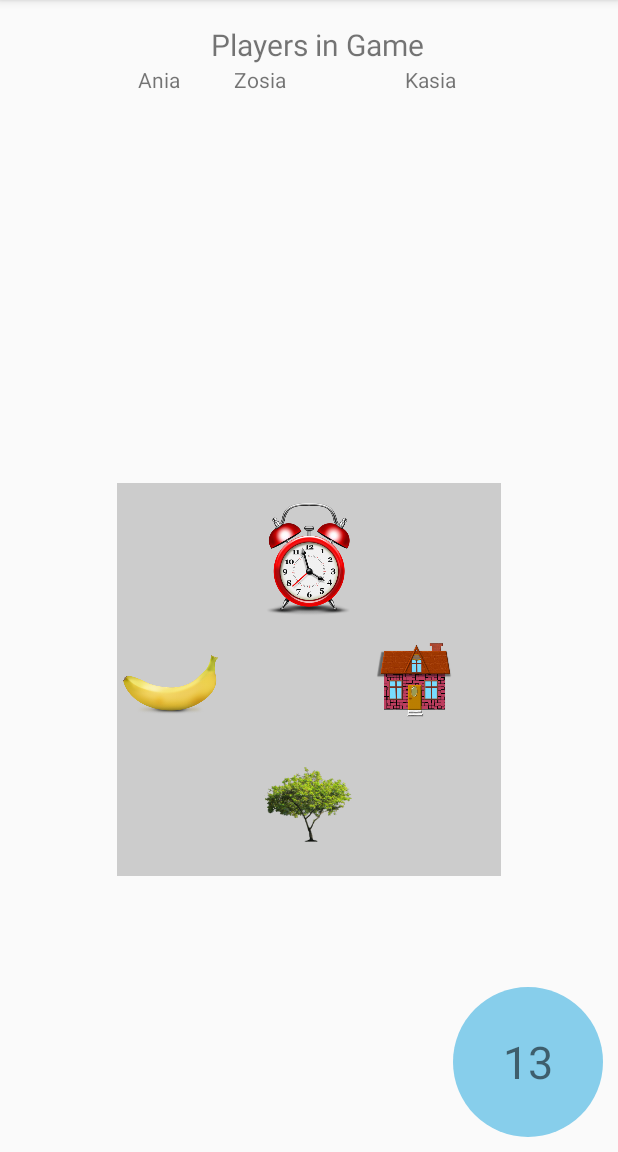
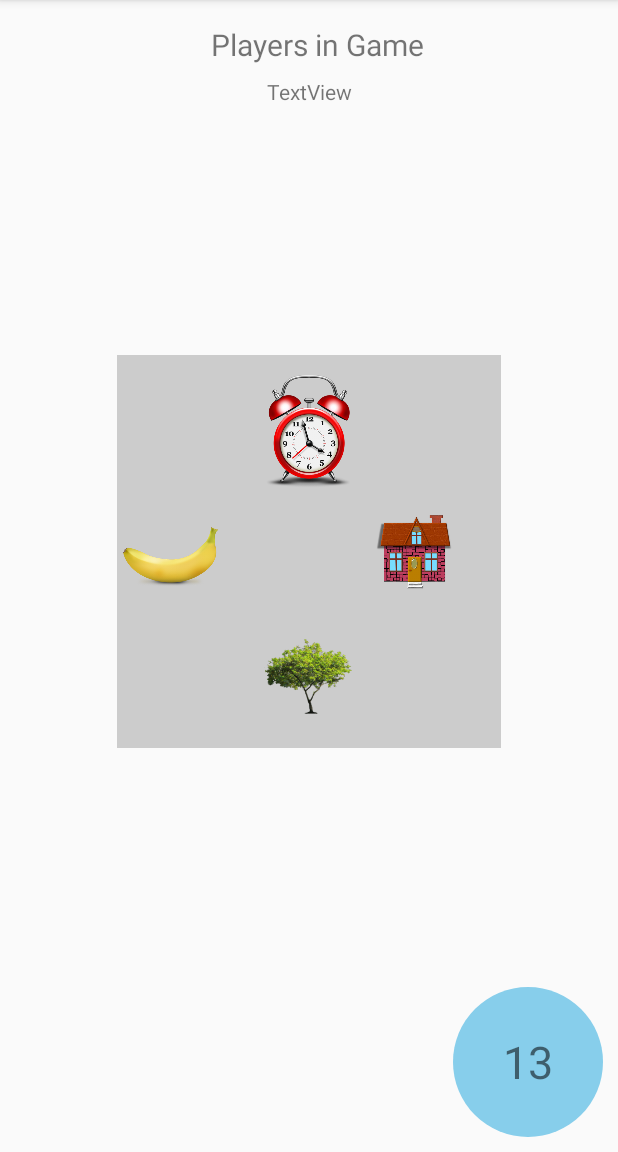
Before and after one commit to r-m-r-f/Dobble-android, an Android app: the PlayerGameActivity screen opened directly, with no data from a screen before it, on a phone screen of 412 x 824 dp, the part 84-1236 px from its top. Run offline under Robolectric (Android 15) with nearby library versions, the phone set to English and light mode, and no system bars; network calls fail; 4 statements that could not run were skipped.

Commit message:
freezes on play again

```diff
--- a/app/src/main/java/dobbleproject/dobble/ChoosingModeActivity.java
+++ b/app/src/main/java/dobbleproject/dobble/ChoosingModeActivity.java
@@ -22,18 +22,20 @@ public class ChoosingModeActivity extends AppCompatActivity {
         masterButton.setOnClickListener(new View.OnClickListener() {
             @Override
             public void onClick(View view) {
+//                finish();
+
                 Intent intent = new Intent(ChoosingModeActivity.this, ServerSetupActivity.class);
                 startActivity(intent);
-                finish();
             }
         });
 
         playerButton.setOnClickListener(new View.OnClickListener() {
             @Override
             public void onClick(View view) {
+                finish();
+
                 Intent intent = new Intent(ChoosingModeActivity.this, PlayerActivity.class);
                 startActivity(intent);
-                finish();
             }
         });
     }
--- a/app/src/main/java/dobbleproject/dobble/MessageType.java
+++ b/app/src/main/java/dobbleproject/dobble/MessageType.java
@@ -25,6 +25,7 @@ public class MessageType {
     public static final int END_GAME = 18;
     public static final int NEW_HAND = 19;
     public static final int GAME_SETUP = 20;
+    public static final int PLAYER_READY = 21;
 //    public static final int
 
 }
--- a/app/src/main/java/dobbleproject/dobble/Packet/PacketParser.java
+++ b/app/src/main/java/dobbleproject/dobble/Packet/PacketParser.java
@@ -34,6 +34,7 @@ public class PacketParser {
                 case "hand":
                     packet = new NewHandPacket(payload.getJSONArray("hand"));
                     break;
+                // TODO: Remove newTurn
                 case "newTurn":
                     packet = new NewTurnPacket(payload.getJSONArray("card"));
                     break;
@@ -55,6 +56,9 @@ public class PacketParser {
                 case "end":
                     packet = new EndGamePacket(payload.getInt("winner"));
                     break;
+                case "ready":
+                    packet = new PlayerReadyPacket(payload.getInt("number"));
+                    break;
 
             }
 
--- a/app/src/main/java/dobbleproject/dobble/Player/PlayerSocketReader.java
+++ b/app/src/main/java/dobbleproject/dobble/Player/PlayerSocketReader.java
@@ -124,6 +124,7 @@ public class PlayerSocketReader extends Thread {
     }
 
     public synchronized void quit() {
-        interrupt();
+        if (isAlive())
+            interrupt();
     }
 }
--- a/app/src/main/java/dobbleproject/dobble/PlayerActivity.java
+++ b/app/src/main/java/dobbleproject/dobble/PlayerActivity.java
@@ -32,12 +32,11 @@ public class PlayerActivity extends AppCompatActivity {
                 String playerName = playerNameBox.getText().toString();
 
                 if(!playerName.isEmpty()) {
+//                    finish();
                     Intent intent = new Intent(PlayerActivity.this, ServerSelectionActivity.class);
                     intent.putExtra("playerName", playerName);
                     startActivity(intent);
-                    finish();
                 }
-
             }
         });
     }
--- a/app/src/main/java/dobbleproject/dobble/Server/ServerGameSocketWriter.java
+++ b/app/src/main/java/dobbleproject/dobble/Server/ServerGameSocketWriter.java
@@ -91,7 +91,8 @@ public class ServerGameSocketWriter {
     }
 
     public void quit() {
-        thread.quit();
+        if (thread.isAlive())
+            thread.quitSafely();
     }
 
 }
--- a/app/src/main/java/dobbleproject/dobble/Server/ServerPlayersList.java
+++ b/app/src/main/java/dobbleproject/dobble/Server/ServerPlayersList.java
@@ -20,8 +20,7 @@ public class ServerPlayersList {
     public static synchronized void clearPlayers() throws IOException {
         // Close all sockets
         for(Player p : ServerPlayersList.players) {
-            SocketWrapper s = p.getReaderSocket();
-            s.close();
+            p.closeSockets();
         }
         ServerPlayersList.players.clear();
     }
--- a/app/src/main/java/dobbleproject/dobble/ServerActivity.java
+++ b/app/src/main/java/dobbleproject/dobble/ServerActivity.java
@@ -92,10 +92,11 @@ public class ServerActivity extends AppCompatActivity {
                         }
                         isJobRunning = false;
 
+                        finish();
+
                         Intent i = new Intent(ServerActivity.this, ServerGameActivity.class);
                         i.putExtra("numberOfPlayers", numberOfPlayers);
                         startActivity(i);
-                        finish();
                         break;
                     // TODO: Handle other message types
                 }
--- a/app/src/main/java/dobbleproject/dobble/ServerSelectionActivity.java
+++ b/app/src/main/java/dobbleproject/dobble/ServerSelectionActivity.java
@@ -132,6 +132,7 @@ public class ServerSelectionActivity extends AppCompatActivity {
                         break;
                     case MessageType.PLAYER_REGISTERED:
                         Log.d("player registered", ServerSelectionActivity.this.toString());
+                        finish();
                         //Start a new activity
                         Intent intent = new Intent(ServerSelectionActivity.this, PlayerGameActivity.class);
                         startActivity(intent);
@@ -164,6 +165,8 @@ public class ServerSelectionActivity extends AppCompatActivity {
         if(playerServerDiscovery != null && playerServerDiscovery.isAlive()) {
             playerServerDiscovery.quit();
         }
+
+        stopThreads();
     }
 
     private synchronized void stopThreads() {
--- a/app/src/main/java/dobbleproject/dobble/ServerSetupActivity.java
+++ b/app/src/main/java/dobbleproject/dobble/ServerSetupActivity.java
@@ -36,12 +36,13 @@ public class ServerSetupActivity extends AppCompatActivity {
                 }
 
                 if(serverName != null && !serverName.isEmpty() && numberOfPlayers != null && numberOfPlayers > 0) {
+//                    finish();
+
                     Intent intent = new Intent(ServerSetupActivity.this, ServerActivity.class);
                     intent.putExtra("serverName", serverName);
                     intent.putExtra("numberOfPlayers", numberOfPlayers);
 
                     startActivity(intent);
-                    finish();
                 }
 
 
--- a/app/src/main/res/layout/activity_game.xml
+++ b/app/src/main/res/layout/activity_game.xml
@@ -39,12 +39,12 @@
         android:layout_width="256dp"
         android:layout_height="262dp"
         android:layout_margin="30dp"
+        android:layout_marginTop="8dp"
         android:background="@drawable/round_shape"
         app:layout_constraintBottom_toTopOf="@+id/cardsLeft"
         app:layout_constraintEnd_toEndOf="parent"
         app:layout_constraintStart_toStartOf="parent"
-        app:layout_constraintTop_toBottomOf="@id/editText3"
-        app:layout_constraintVertical_bias="0.85">
+        app:layout_constraintTop_toBottomOf="@+id/players_names_textview">
 
         <ImageView
             android:id="@+id/image"
@@ -85,33 +85,17 @@
     </RelativeLayout>
 
     <TextView
-        android:id="@+id/textView6"
-        android:layout_width="wrap_content"
-        android:layout_height="wrap_content"
-        android:layout_marginStart="92dp"
-        android:text="Ania"
+        android:id="@+id/players_names_textview"
+        android:layout_width="234dp"
+        android:layout_height="26dp"
+        android:layout_marginEnd="8dp"
+        android:layout_marginStart="8dp"
+        android:layout_marginTop="8dp"
+        android:text="TextView"
+        android:textAlignment="center"
+        app:layout_constraintEnd_toEndOf="parent"
         app:layout_constraintStart_toStartOf="parent"
-        app:layout_constraintTop_toBottomOf="@id/editText3" />
-
-    <TextView
-        android:id="@+id/textView7"
-        android:layout_width="wrap_content"
-        android:layout_height="wrap_content"
-        android:layout_marginStart="36dp"
-        android:text="Zosia"
-        app:layout_constraintStart_toEndOf="@id/textView6"
-        app:layout_constraintTop_toBottomOf="@id/editText3" />
-
-    <TextView
-        android:id="@+id/textView8"
-        android:layout_width="wrap_content"
-        android:layout_height="wrap_content"
-        android:layout_alignParentBottom="true"
-        android:layout_centerHorizontal="true"
-        android:layout_marginEnd="108dp"
-        android:text="Kasia"
-        app:layout_constraintEnd_toEndOf="parent"
-        app:layout_constraintTop_toBottomOf="@id/editText3" />
+        app:layout_constraintTop_toBottomOf="@+id/editText3" />
 
 
 </android.support.constraint.ConstraintLayout>
```
Also changed, not shown: app/build.gradle (+10 -2 lines), app/src/main/java/dobbleproject/dobble/Packet/PlayerReadyPacket.java (added, +25 -0 lines), app/src/main/java/dobbleproject/dobble/Player/PlayerSocketWriter.java (+8 -2 lines), app/src/main/java/dobbleproject/dobble/PlayerGameActivity.java (+39 -7 lines), app/src/main/java/dobbleproject/dobble/Server/ServerGameSocketReader.java (+18 -5 lines), app/src/main/java/dobbleproject/dobble/ServerGameActivity.java (+56 -21 lines), app/src/main/res/layout/activity_server_game.xml (+15 -0 lines).
